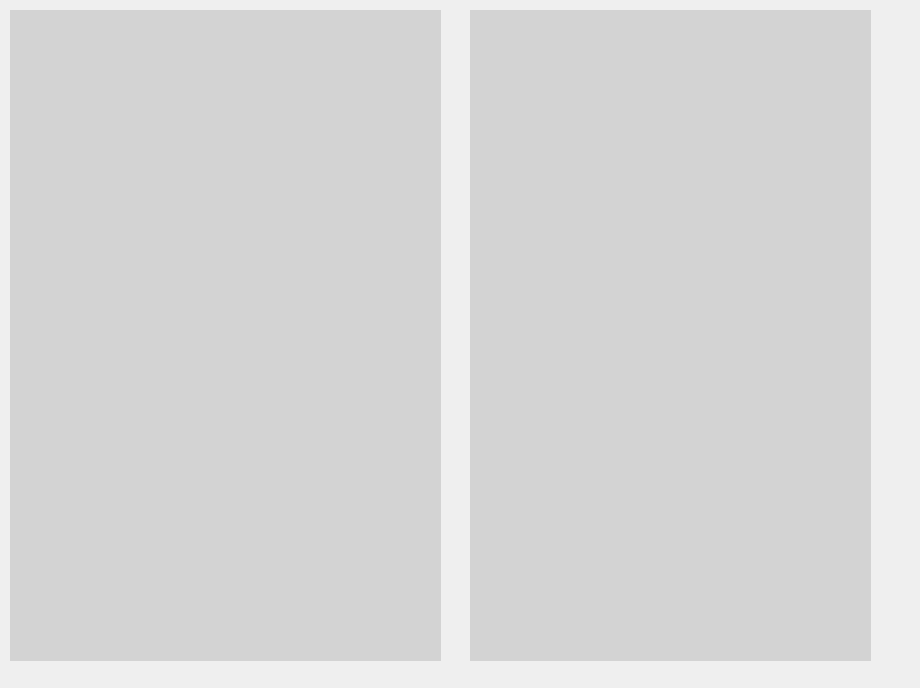
The window that ResForm.ui (MedvedevIgS/UvBS_LR2) describes before a commit, drawn with Qt 5.
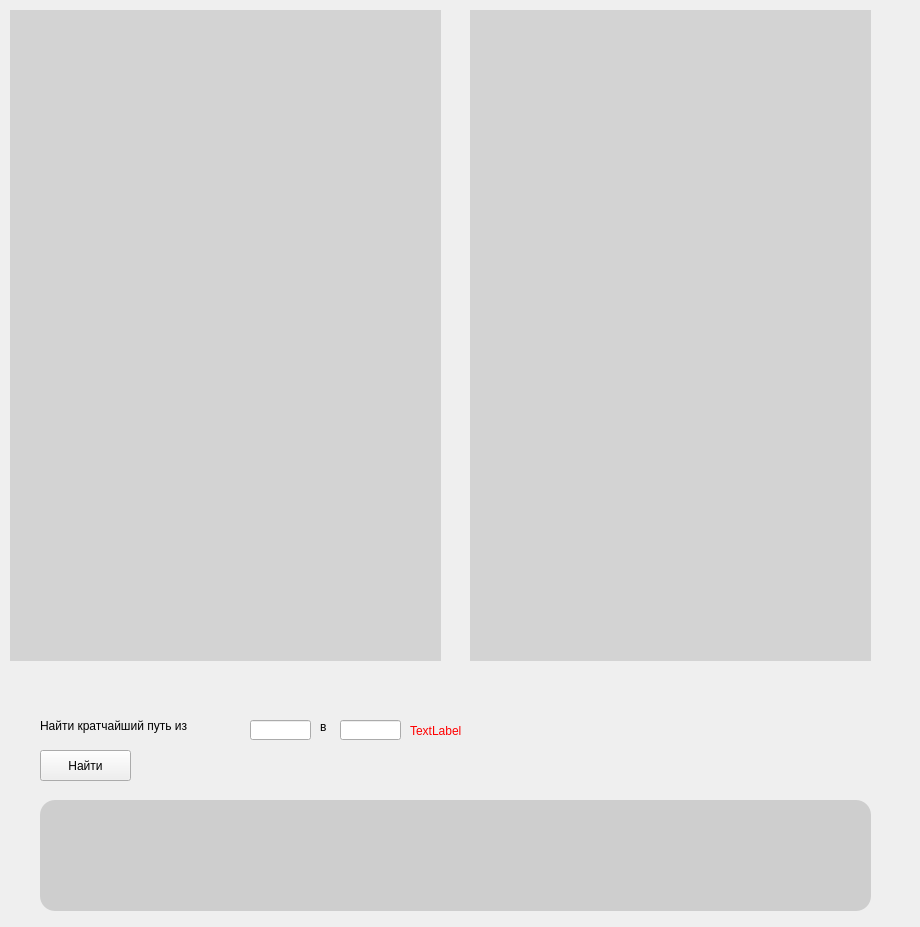
The same window after the commit.

Commit message: Добавлена функция нахождения кратчайшего пути

The edit to the form file:
```diff
--- a/ResForm.ui
+++ b/ResForm.ui
@@ -7,12 +7,15 @@
     <x>0</x>
     <y>0</y>
     <width>920</width>
-    <height>688</height>
+    <height>927</height>
    </rect>
   </property>
   <property name="windowTitle">
    <string>MainWindow</string>
   </property>
+  <property name="styleSheet">
+   <string notr="true">font: 12pt &quot;MS Shell Dlg 2&quot;;</string>
+  </property>
   <widget class="QWidget" name="centralwidget">
    <widget class="QLabel" name="Graf1">
     <property name="geometry">
@@ -46,6 +49,105 @@
      <string/>
     </property>
    </widget>
+   <widget class="QPushButton" name="WayBut">
+    <property name="geometry">
+     <rect>
+      <x>40</x>
+      <y>750</y>
+      <width>91</width>
+      <height>31</height>
+     </rect>
+    </property>
+    <property name="text">
+     <string>Найти</string>
+    </property>
+   </widget>
+   <widget class="QLabel" name="label">
+    <property name="geometry">
+     <rect>
+      <x>40</x>
+      <y>710</y>
+      <width>201</width>
+      <height>31</height>
+     </rect>
+    </property>
+    <property name="text">
+     <string>Найти кратчайший путь из</string>
+    </property>
+   </widget>
+   <widget class="QLineEdit" name="_from">
+    <property name="geometry">
+     <rect>
+      <x>250</x>
+      <y>720</y>
+      <width>61</width>
+      <height>20</height>
+     </rect>
+    </property>
+   </widget>
+   <widget class="QLabel" name="label_2">
+    <property name="geometry">
+     <rect>
+      <x>320</x>
+      <y>720</y>
+      <width>47</width>
+      <height>13</height>
+     </rect>
+    </property>
+    <property name="text">
+     <string>в</string>
+    </property>
+   </widget>
+   <widget class="QLineEdit" name="_in">
+    <property name="geometry">
+     <rect>
+      <x>340</x>
+      <y>720</y>
+      <width>61</width>
+      <height>20</height>
+     </rect>
+    </property>
+   </widget>
+   <widget class="QLabel" name="Error">
+    <property name="geometry">
+     <rect>
+      <x>410</x>
+      <y>720</y>
+      <width>441</width>
+      <height>21</height>
+     </rect>
+    </property>
+    <property name="styleSheet">
+     <string notr="true">color: rgb(255, 0, 0);</string>
+    </property>
+    <property name="text">
+     <string>TextLabel</string>
+    </property>
+   </widget>
+   <widget class="QTextEdit" name="min_way_text">
+    <property name="geometry">
+     <rect>
+      <x>40</x>
+      <y>800</y>
+      <width>831</width>
+      <height>111</height>
+     </rect>
+    </property>
+    <property name="styleSheet">
+     <string notr="true">background-color: rgb(206, 206, 206);
+border-radius: 15px</string>
+    </property>
+    <property name="readOnly">
+     <bool>true</bool>
+    </property>
+    <property name="html">
+     <string>&lt;!DOCTYPE HTML PUBLIC &quot;-//W3C//DTD HTML 4.0//EN&quot; &quot;http://www.w3.org/TR/REC-html40/strict.dtd&quot;&gt;
+&lt;html&gt;&lt;head&gt;&lt;meta name=&quot;qrichtext&quot; content=&quot;1&quot; /&gt;&lt;style type=&quot;text/css&quot;&gt;
+p, li { white-space: pre-wrap; }
+&lt;/style&gt;&lt;/head&gt;&lt;body style=&quot; font-family:'MS Shell Dlg 2'; font-size:12pt; font-weight:400; font-style:normal;&quot;&gt;
+&lt;p style=&quot;-qt-paragraph-type:empty; margin-top:0px; margin-bottom:0px; margin-left:0px; margin-right:0px; -qt-block-indent:0; text-indent:0px;&quot;&gt;&lt;br /&gt;&lt;/p&gt;&lt;/body&gt;&lt;/html&gt;</string>
+    </property>
+   </widget>
   </widget>
  </widget>
  <resources/>
```
The commit also changes 1 other file.
